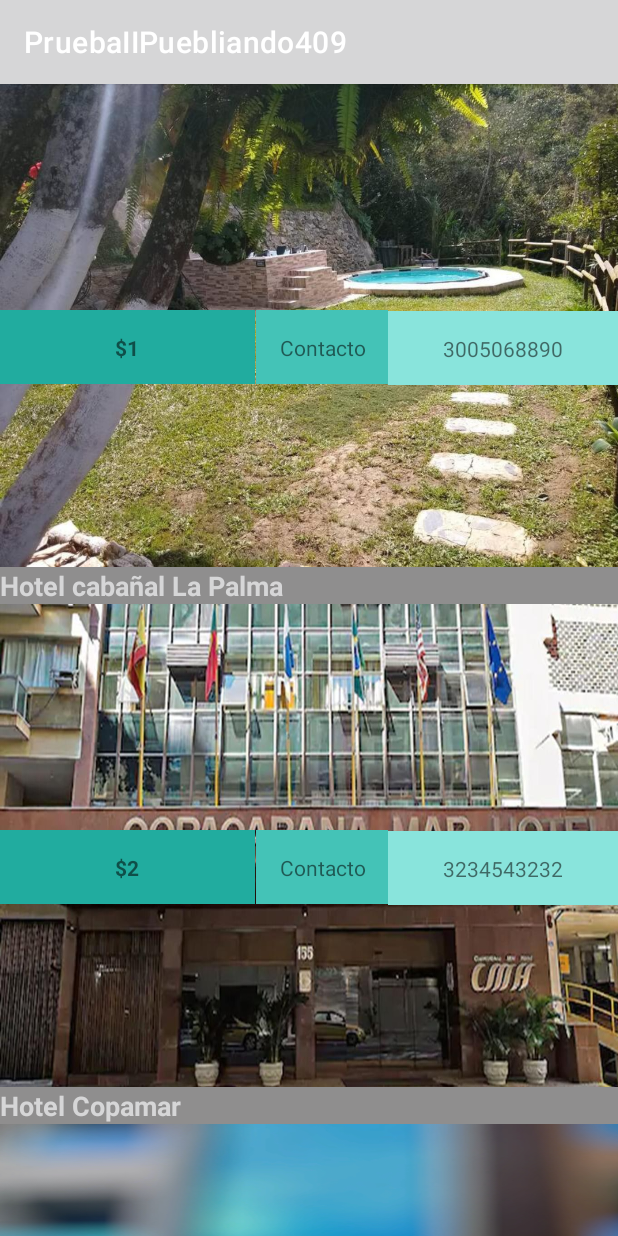
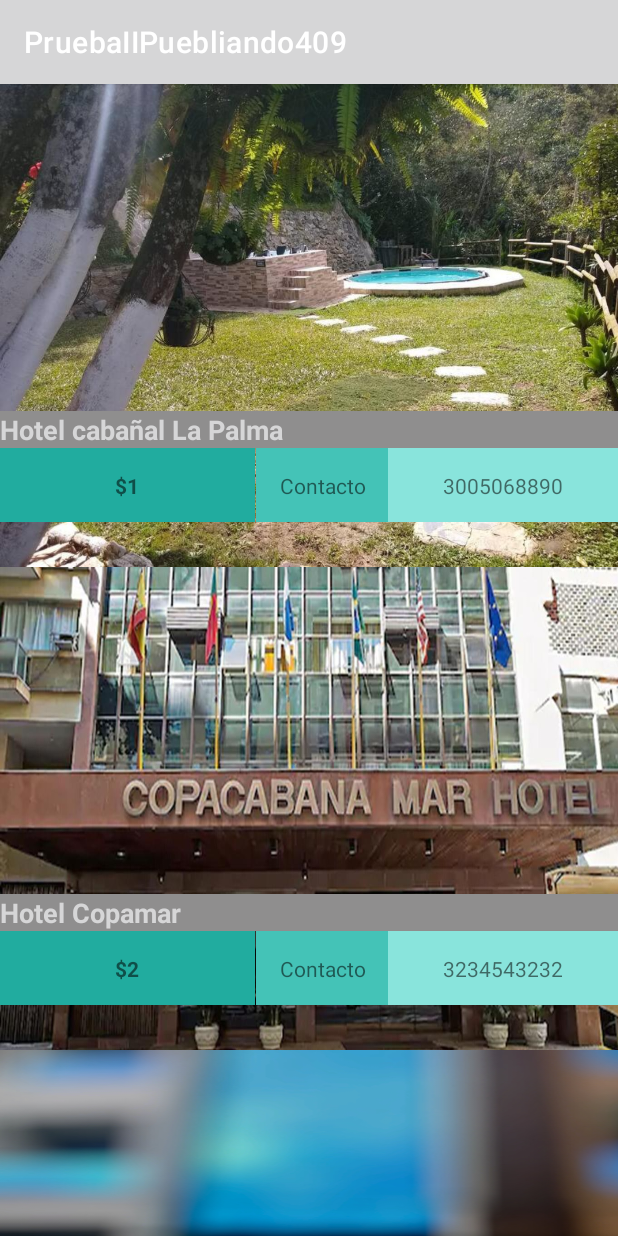
Before and after one commit to DanielVasquezCESDE/PuebliandoII409, an Android app: the ListaHoteles screen opened directly, with no data from a screen before it, on a phone screen of 412 x 824 dp. Run offline under Robolectric (Android 15) with nearby library versions, the phone set to English and light mode, and no system bars.

Commit message:
Se trabaja en el diseño de moldes. Casi a entregar (Entrega penúltima)

```diff
--- a/app/src/main/res/drawable/borderhoteles.xml
+++ b/app/src/main/res/drawable/borderhoteles.xml
@@ -1,6 +1,6 @@
 <?xml version="1.0" encoding="utf-8"?>
     <shape xmlns:android="http://schemas.android.com/apk/res/android">
-        <solid android:color="@android:color/transparent" />
+        <solid android:color="@color/navajowhite" />
         <stroke
             android:width="4dp"
             android:color="@android:color/white" />
--- a/app/src/main/res/drawable/borderrest.xml
+++ b/app/src/main/res/drawable/borderrest.xml
@@ -1,6 +1,6 @@
 <?xml version="1.0" encoding="utf-8"?>
 <shape xmlns:android="http://schemas.android.com/apk/res/android">
-    <solid android:color="@android:color/transparent" />
+    <solid android:color="@color/navajowhite" />
     <stroke
         android:width="4dp"
         android:color="@android:color/black" />
--- a/app/src/main/res/drawable/bordersites.xml
+++ b/app/src/main/res/drawable/bordersites.xml
@@ -1,6 +1,6 @@
 <?xml version="1.0" encoding="utf-8"?>
 <shape xmlns:android="http://schemas.android.com/apk/res/android">
-    <solid android:color="@android:color/transparent" />
+    <solid android:color="@color/navajowhite" />
     <stroke
         android:width="4dp"
         android:color="@android:color/white" />
--- a/app/src/main/res/layout/activity_hoteles_home.xml
+++ b/app/src/main/res/layout/activity_hoteles_home.xml
@@ -17,6 +17,7 @@
       android:fontFamily="sans-serif-condensed-medium"
       android:textSize="35dp"
       android:textStyle="bold"
+      android:textAlignment="center"
 
 
       app:layout_constraintBottom_toTopOf="@id/descriphotel"
--- a/app/src/main/res/layout/activity_sitios_home.xml
+++ b/app/src/main/res/layout/activity_sitios_home.xml
@@ -36,10 +36,10 @@
 
         app:layout_constraintBottom_toBottomOf="parent"
         app:layout_constraintEnd_toEndOf="parent"
-        app:layout_constraintHorizontal_bias="0.737"
+        app:layout_constraintHorizontal_bias="0.524"
         app:layout_constraintStart_toStartOf="parent"
         app:layout_constraintTop_toTopOf="parent"
-        app:layout_constraintVertical_bias="0.28" />
+        app:layout_constraintVertical_bias="0.338" />
 
     <ImageView
         android:id="@+id/logositio"
--- a/app/src/main/res/layout/moldehotel.xml
+++ b/app/src/main/res/layout/moldehotel.xml
@@ -6,6 +6,7 @@
     android:layout_height="match_parent"
     tools:context=".ListaHoteles">
 
+
     <ImageView
         android:id="@+id/imagenhotel1"
         android:layout_width="413dp"
@@ -13,7 +14,7 @@
 
         android:scaleType="fitXY"
         android:src="@drawable/hotel1"
-        app:layout_constraintBottom_toBottomOf="parent"
+        app:layout_constraintBottom_toTopOf="@+id/nombrehotel1"
         app:layout_constraintEnd_toEndOf="parent"
         app:layout_constraintHorizontal_bias="0.0"
         app:layout_constraintStart_toStartOf="parent"
@@ -25,18 +26,20 @@
         android:layout_width="match_parent"
         android:layout_height="wrap_content"
 
+        android:background="#8F8E8E"
         android:text="Monte horeb a 10 minutos de Medellin."
+        android:textAlignment="center"
+        android:textColor="@color/white"
         android:textSize="18dp"
-        android:background="#8F8E8E"
-        android:textColor="@color/white"
         android:textStyle="bold"
-        android:textAlignment="center"
-        app:layout_constraintBottom_toBottomOf="parent"
+
+        app:layout_constraintBottom_toTopOf="@id/contactohotel1"
         app:layout_constraintEnd_toEndOf="parent"
-        app:layout_constraintHorizontal_bias="0.497"
+        app:layout_constraintHorizontal_bias="0.0"
         app:layout_constraintStart_toStartOf="parent"
-        app:layout_constraintTop_toBottomOf="@id/imagenhotel1"
-        app:layout_constraintVertical_bias="0.0" />
+        app:layout_constraintTop_toTopOf="parent"
+        app:layout_constraintVertical_bias="0.455" />
+
 
     <TextView
         android:id="@+id/preciohotel1"
@@ -44,18 +47,19 @@
         android:layout_height="49dp"
 
         android:background="#21AC9F"
+        android:paddingTop="15dp"
         android:text="COP 880.000"
         android:textAlignment="center"
         android:textSize="14dp"
         android:textStyle="bold"
-        android:paddingTop="15dp"
 
-        app:layout_constraintBottom_toBottomOf="parent"
         app:layout_constraintEnd_toEndOf="parent"
         app:layout_constraintHorizontal_bias="0.0"
         app:layout_constraintStart_toStartOf="parent"
-        app:layout_constraintTop_toTopOf="parent"
-        app:layout_constraintVertical_bias="0.507" />
+        app:layout_constraintTop_toBottomOf="@id/nombrehotel1"
+        app:layout_constraintVertical_bias="0.002" />
+    <!--app:layout_constraintBottom_toTopOf="@+id/espaceador"-->
+
 
     <TextView
         android:id="@+id/contactohotel1"
@@ -64,33 +68,51 @@
 
         android:layout_marginStart="5dp"
         android:layout_marginEnd="5dp"
+        android:background="#44C3B7"
+        android:paddingTop="15dp"
         android:text="@string/contacto"
+        android:textAlignment="center"
         android:textSize="14dp"
-        android:paddingTop="15dp"
-        android:textAlignment="center"
-        android:background="#44C3B7"
-        app:layout_constraintBottom_toBottomOf="parent"
+
         app:layout_constraintEnd_toEndOf="parent"
         app:layout_constraintHorizontal_bias="0.527"
         app:layout_constraintStart_toStartOf="parent"
-        app:layout_constraintTop_toTopOf="parent"
-        app:layout_constraintVertical_bias="0.507" />
+        app:layout_constraintTop_toBottomOf="@id/nombrehotel1"
+        app:layout_constraintVertical_bias="0.002" />
+<!--        app:layout_constraintBottom_toTopOf="@+id/espaceador"-->
+
 
     <TextView
         android:id="@+id/numerocontactoHotel"
         android:layout_width="153dp"
         android:layout_height="49dp"
 
+        android:layout_marginBottom="336dp"
+        android:background="#89E4DC"
+        android:paddingTop="15dp"
         android:text="3005066692"
+        android:textAlignment="center"
         android:textSize="14dp"
-        android:paddingTop="15dp"
-        android:textAlignment="center"
-        android:background="#89E4DC"
-        app:layout_constraintBottom_toBottomOf="parent"
+
         app:layout_constraintEnd_toEndOf="parent"
         app:layout_constraintHorizontal_bias="1.0"
         app:layout_constraintStart_toStartOf="parent"
-        app:layout_constraintTop_toTopOf="parent"
-        app:layout_constraintVertical_bias="0.509" />
+        app:layout_constraintTop_toBottomOf="@id/nombrehotel1"
+        app:layout_constraintVertical_bias="0.0" />
+    <!--        app:layout_constraintBottom_toTopOf="@+id/espaceador"-->
+
+
+    <Space
+        android:id="@+id/espaceador"
+        android:layout_width="match_parent"
+        android:layout_height="30dp"
+
+        app:layout_constraintBottom_toBottomOf="@id/espaceador"
+        app:layout_constraintEnd_toEndOf="parent"
+        app:layout_constraintHorizontal_bias="0.0"
+        app:layout_constraintStart_toStartOf="parent"
+        app:layout_constraintTop_toBottomOf="@id/contactohotel1"
+        app:layout_constraintVertical_bias="0.0" />
+
 
 </androidx.constraintlayout.widget.ConstraintLayout>
```
Also changed, not shown: app/src/main/res/layout/activity_restaurantes_home.xml (+4 -3 lines), app/src/main/res/layout/molderestaurante.xml (+66 -35 lines), app/src/main/res/layout/moldesitios.xml (+11 -18 lines).
